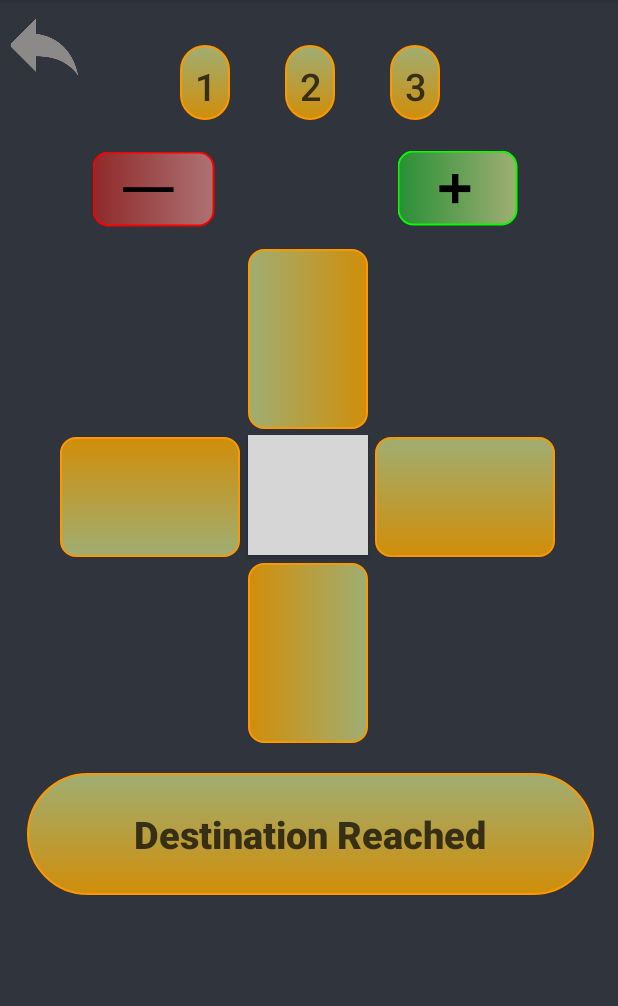
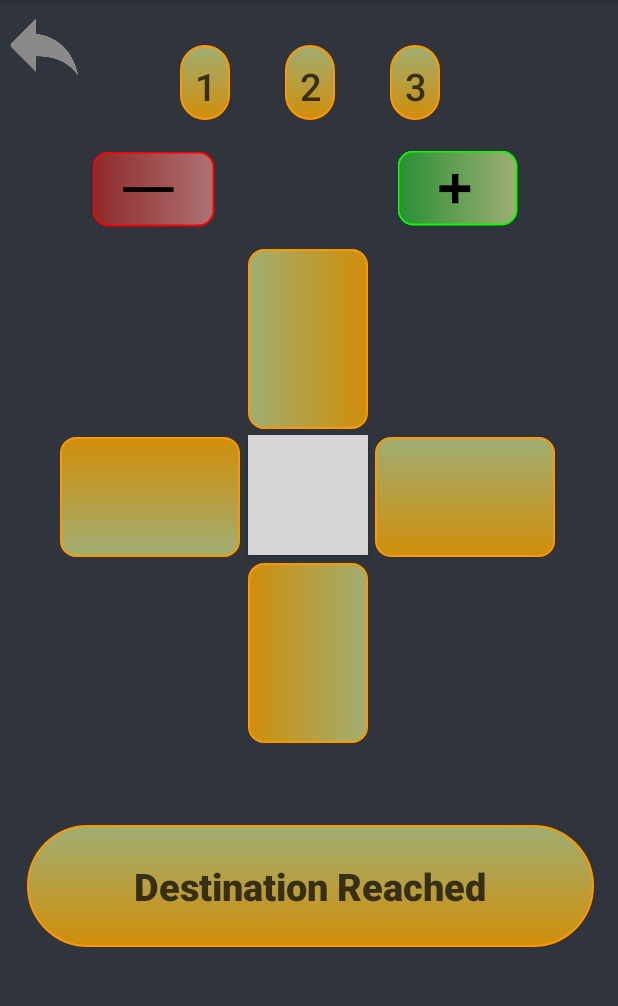
Before and after one commit to DIT112-V20/group-05, an Android app: the ManualActivity2 screen opened directly, with no data from a screen before it, on a phone screen of 412 x 824 dp, the part 84-1090 px from its top. Run offline under Robolectric (Android 15) with nearby library versions, the light colour scheme and no system bars; grey boxes are pictures that could not be loaded.

Commit message:
changed the position of the Destination button because of removed app title

```diff
--- a/UIdesign/app/src/main/res/layout/activity_manual2.xml
+++ b/UIdesign/app/src/main/res/layout/activity_manual2.xml
@@ -14,7 +14,7 @@
         android:layout_width="378dp"
         android:layout_height="81dp"
         android:layout_marginLeft="18dp"
-        android:layout_marginTop="515dp"
+        android:layout_marginTop="550dp"
         android:background="@drawable/colorchange"
         android:rotation="0"
         android:text="Destination Reached"
```
